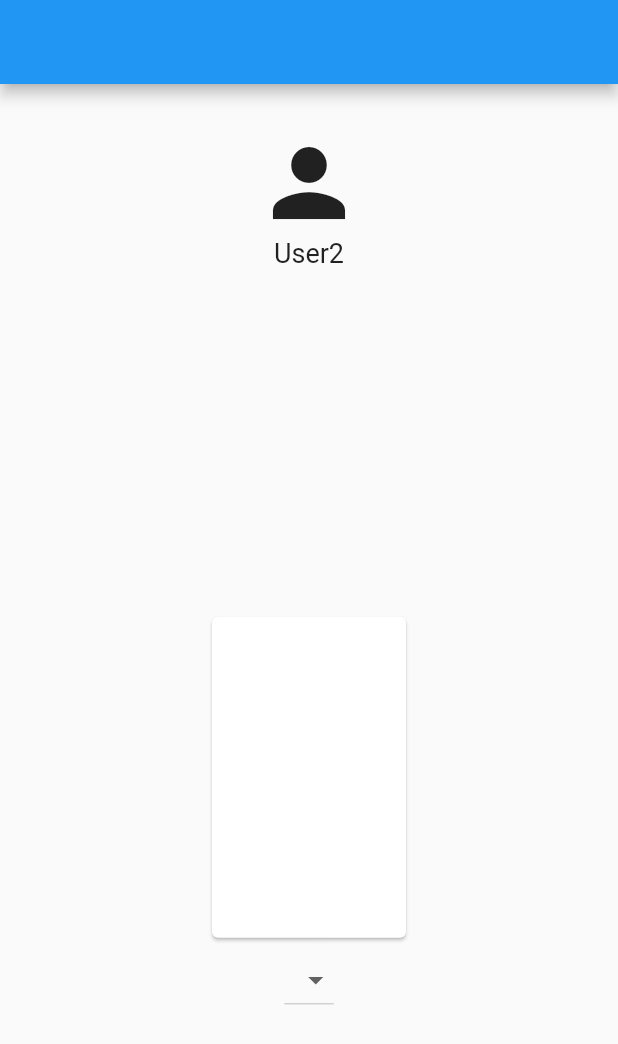
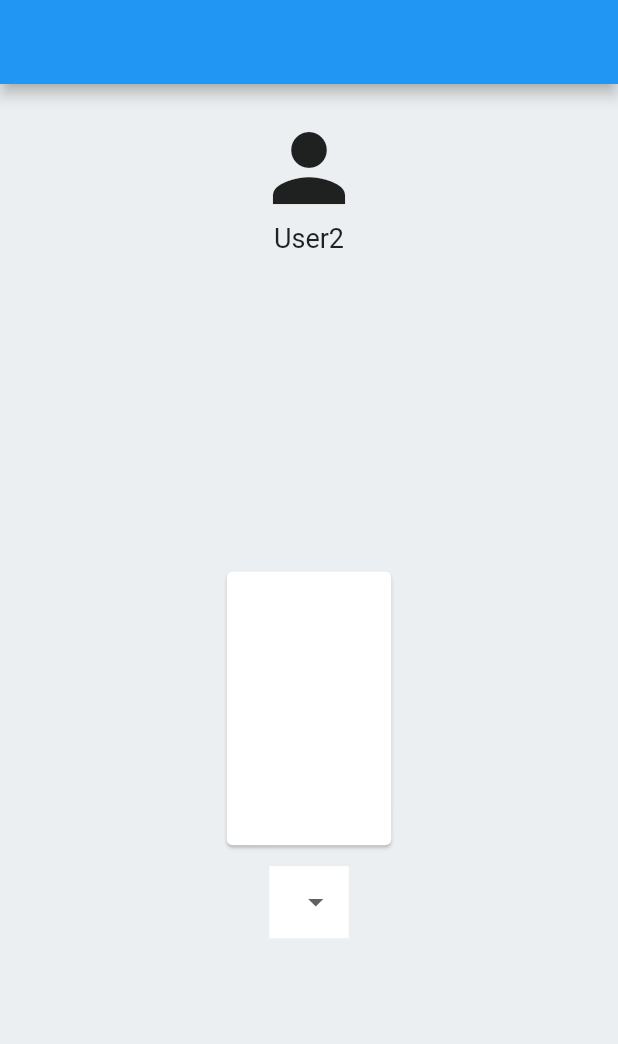
Before and after one commit to taketo43/number_game, a Flutter app: the screen it shows after launch, on a phone screen of 412 x 824 dp. Shown: the top 1044 px of the screen. Run offline on Flutter 3.47's test engine with Material 2 defaults, Android fonts, the phone set to English and light mode, and no system bars; our stand-ins replace socket_io_client; network calls fail.

Commit message:
[fix] UI

```diff
--- a/number_game/lib/gamepage.dart
+++ b/number_game/lib/gamepage.dart
@@ -95,13 +95,18 @@ class _GamePageState extends State<GamePage> {
   void _handleFinishGame() {
     socket.emit('finish', roomID);
     streamSocket.addResponse(null);
+    _toHomePage();
+  }
+
+  void _toHomePage() {
     // ホーム画面へ戻る処理
-
+    socket.emit('exit room', roomID);
+    print('exit');
   }
 
   @override
   Widget build(BuildContext context){
-    double width = MediaQuery.of(context).size.width / 3;
+    double width = MediaQuery.of(context).size.width / 3.5;
     double height = width * (1 + sqrt(5)) / 2;
     return Scaffold(
       appBar: AppBar(),
@@ -117,7 +122,7 @@ class _GamePageState extends State<GamePage> {
             Timer(Duration(microseconds: 100), _handleGameResart);
           }else if(snapshot.hasData && snapshot.data['event'] == 'finish'){
             print('finish');
-            Timer(Duration(microseconds: 100), _handleFinishGame);
+            Timer(Duration(microseconds: 100), _toHomePage);
           }
           for(int i = 0; i < selections.length; i++){
             selections[i] = int.parse(selections[i]);
@@ -130,12 +135,13 @@ class _GamePageState extends State<GamePage> {
               value: value,
             ));
           }
-          return Column(
+          return Container(
+            child: Column(
               mainAxisSize: MainAxisSize.min,
               children: [
-              SizedBox(height: 30), // margin
+                SizedBox(height: 20), // margin
                 PlayerFieldWidget(widget.players, selectedNumber, selections),
-              SizedBox(height: 30), // margin
+                SizedBox(height: 10), // margin
                 SizedBox(
                   child: Card(
                     child: Center(
@@ -151,18 +157,29 @@ class _GamePageState extends State<GamePage> {
                   width: width,
                   height: height,
                 ),
-              DropdownButton(
+                SizedBox(height: 10), // margin
+                Container(
+                  child: Padding(
+                    child: DropdownButtonHideUnderline(
+                      child: DropdownButton(
                         items: _numbers,
                         value: selectedNumber,
                         onChanged: isDetermined ? null : _handleSelectedNumberChanged,
                       ),
+                    ),
+                    padding: EdgeInsets.only(left: 10, right: 10),
+                  ),
+                  color: Colors.white,
+                ),
+                SizedBox(height: 10), // margin
                 if(selectedNumber != null) ElevatedButton(
                   onPressed: isDetermined ? null : _handleDeterminedNumber,
-                child: Text("数字を確定する"),
+                  child: Text("確定する"),
                   style: ElevatedButton.styleFrom(
                     shape: StadiumBorder(),
                   ),
                 ),
+                SizedBox(height: 5), // margin
                 if(widget.myNumbers.length == 0) ElevatedButton(
                   onPressed: _handleGameResart,
                   child: Text("もう一度"),
@@ -170,14 +187,18 @@ class _GamePageState extends State<GamePage> {
                     shape: StadiumBorder(),
                   ),
                 ),
+                SizedBox(height: 5), // margin
                 if(widget.myNumbers.length == 0) ElevatedButton(
                   onPressed: _handleFinishGame,
-                child: Text("ホームへ戻る"),
+                  child: Text("ホームへ"),
                   style: ElevatedButton.styleFrom(
                     shape: StadiumBorder(),
                   ),
                 ),
+                Expanded(child: Container())
               ]
+            ),
+            color: Colors.blueGrey[50],
           );
         }
       )
--- a/number_game/lib/main.dart
+++ b/number_game/lib/main.dart
@@ -70,6 +70,6 @@ class _MyHomePageState extends State<MyHomePage> {
     // The Flutter framework has been optimized to make rerunning build methods
     // fast, so that you can just rebuild anything that needs updating rather
     // than having to individually change instances of widgets.
-    return GamePage(0, 2, 5, ['User1', 'User2']);
+    return GamePage(0, 2, 4, ['User1', 'User2']);
   }
 }
```
Lines whose indentation alone changed are shown as unchanged.
